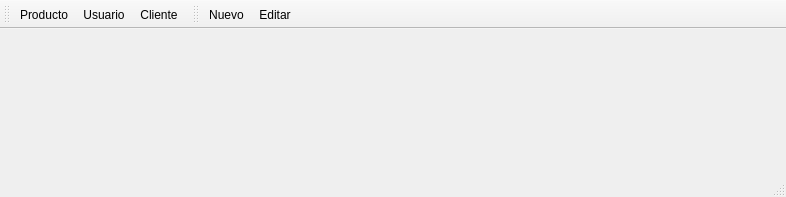
Qt form mainwindow.ui (benArambide/ProyFinal-IS2) before a commit.
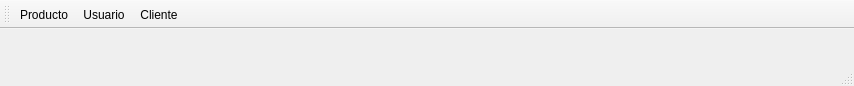
The same form after that commit. Icons and pictures are not drawn.

```diff
--- a/mainwindow.ui
+++ b/mainwindow.ui
@@ -6,8 +6,8 @@
    <rect>
     <x>0</x>
     <y>0</y>
-    <width>786</width>
-    <height>197</height>
+    <width>854</width>
+    <height>86</height>
    </rect>
   </property>
   <property name="windowTitle">
@@ -44,7 +44,7 @@
     <enum>TopToolBarArea</enum>
    </attribute>
    <attribute name="toolBarBreak">
-    <bool>true</bool>
+    <bool>false</bool>
    </attribute>
    <addaction name="actionProducto"/>
    <addaction name="actionUsuario"/>
@@ -55,28 +55,6 @@
     <cursorShape>IBeamCursor</cursorShape>
    </property>
   </widget>
-  <widget class="QToolBar" name="toolBar">
-   <property name="windowTitle">
-    <string>toolBar</string>
-   </property>
-   <property name="iconSize">
-    <size>
-     <width>40</width>
-     <height>40</height>
-    </size>
-   </property>
-   <property name="toolButtonStyle">
-    <enum>Qt::ToolButtonTextBesideIcon</enum>
-   </property>
-   <attribute name="toolBarArea">
-    <enum>TopToolBarArea</enum>
-   </attribute>
-   <attribute name="toolBarBreak">
-    <bool>false</bool>
-   </attribute>
-   <addaction name="actionNuevo"/>
-   <addaction name="actionEditar"/>
-  </widget>
   <action name="actionProducto">
    <property name="icon">
     <iconset resource="Icons/Icons.qrc">
```
